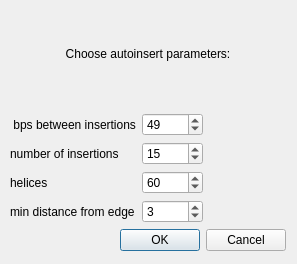
Before: the Qt Designer form autoinsertconfig.ui in Ashwinkarthick/autoinsert_plugin, drawn with Qt 5.
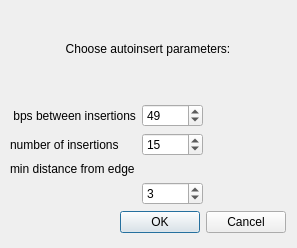
After: the same form once the commit is applied.

```diff
--- a/autoinsertconfig.ui
+++ b/autoinsertconfig.ui
@@ -7,7 +7,7 @@
     <x>0</x>
     <y>0</y>
     <width>297</width>
-    <height>264</height>
+    <height>248</height>
    </rect>
   </property>
   <property name="sizePolicy">
@@ -25,7 +25,7 @@
      <x>10</x>
      <y>0</y>
      <width>276</width>
-     <height>251</height>
+     <height>233</height>
     </rect>
    </property>
    <layout class="QVBoxLayout" name="verticalLayout">
@@ -69,23 +69,6 @@
        </widget>
       </item>
       <item row="3" column="0">
-       <widget class="QLabel" name="numberofHelicesLabel">
-        <property name="text">
-         <string>helices </string>
-        </property>
-       </widget>
-      </item>
-      <item row="3" column="1">
-       <widget class="QSpinBox" name="helicesBox">
-        <property name="maximum">
-         <number>10000</number>
-        </property>
-        <property name="value">
-         <number>60</number>
-        </property>
-       </widget>
-      </item>
-      <item row="5" column="0">
        <widget class="QLabel" name="initialPositionLabel">
         <property name="text">
          <string>min distance from edge</string>
```
Left out of the diff: 1 changed line with no effect on the pictures.
